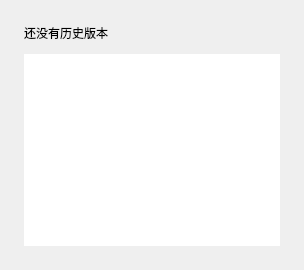
First picture: the form in windows/mainwindow_child/homepage/pages/homepage_page_backup.ui, repository Zao-chen/ZcVersionBox, before the edit.
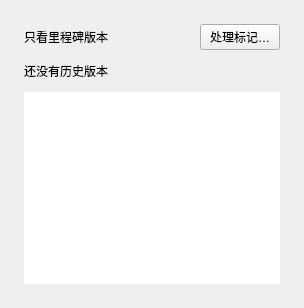
Second picture: the form after the edit.

Commit message:
feat: 添加里程碑版本标记与安全云端同步
实现里程碑版本标记、历史筛选与可恢复操作，增加按云端地址隔离的安全同步及重建保护。修复 review 发现的推送地址、离线续办、同步警告和历史定位边界，优化历史合并与元数据保存。修正 Windows 完整备份回归的独立超时预算；最新提交的 Windows、macOS、Linux CI 均通过。用户已验收并授权推送合并。

Diff of the .ui file:
```diff
--- a/windows/mainwindow_child/homepage/pages/homepage_page_backup.ui
+++ b/windows/mainwindow_child/homepage/pages/homepage_page_backup.ui
@@ -2,7 +2,7 @@
 <ui version="4.0">
  <class>HomePageBackupPage</class>
  <widget class="QWidget" name="HomePageBackupPage">
-  <layout class="QVBoxLayout" name="pageLayout" stretch="0,1">
+  <layout class="QVBoxLayout" name="pageLayout" stretch="0,0,1">
    <property name="leftMargin">
     <number>24</number>
    </property>
@@ -18,6 +18,14 @@
    <property name="spacing">
     <number>12</number>
    </property>
+   <item>
+    <layout class="QHBoxLayout" name="filterLayout">
+     <property name="spacing"><number>8</number></property>
+     <item><widget class="QLabel" name="milestoneFilterLabel"><property name="text"><string>只看里程碑版本</string></property></widget></item>
+     <item><spacer name="filterSpacer"><property name="orientation"><enum>Qt::Horizontal</enum></property><property name="sizeHint" stdset="0"><size><width>0</width><height>0</height></size></property></spacer></item>
+     <item><widget class="QPushButton" name="tagConflictButton"><property name="text"><string>处理标记…</string></property></widget></item>
+    </layout>
+   </item>
    <item>
     <widget class="QLabel" name="emptyLabel">
      <property name="text">
```
The commit also changes 27 other files.
